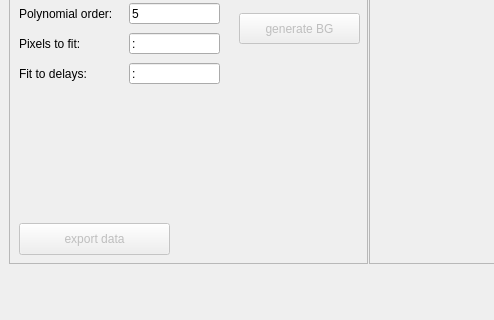
First picture: the form in pyqtwindowfiles/startupwindow.ui, repository MSchick27/IRIS_pqt6, before the edit; both pictures show x 0 to 494 and y 415 to 735 of the 1340 by 735 pixel window.
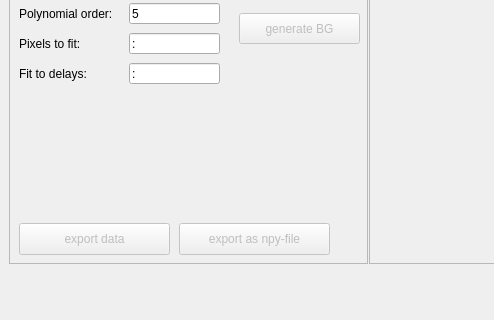
Second picture: the form after the edit. The open tabs and pages were chosen to show the change.

Patch:
```diff
--- a/pyqtwindowfiles/startupwindow.ui
+++ b/pyqtwindowfiles/startupwindow.ui
@@ -1821,6 +1821,22 @@
         <string>subtract scan 1</string>
        </property>
       </widget>
+      <widget class="QPushButton" name="exportbutton_2">
+       <property name="enabled">
+        <bool>false</bool>
+       </property>
+       <property name="geometry">
+        <rect>
+         <x>170</x>
+         <y>620</y>
+         <width>151</width>
+         <height>32</height>
+        </rect>
+       </property>
+       <property name="text">
+        <string>export as npy-file</string>
+       </property>
+      </widget>
      </widget>
      <widget class="QFrame" name="TRIRcanvas">
       <property name="geometry">
```
Left out of the diff: 8 changed lines with no effect on the pictures.
